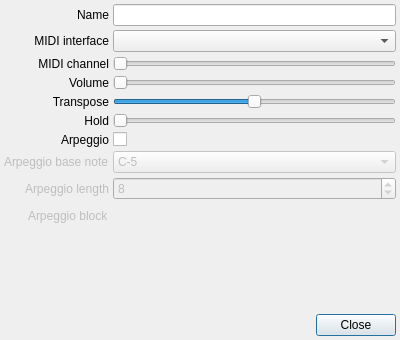
Above: src/instrumentpropertiesdialog.ui from gitGNU/gnu_tutka before the change. Below: the same form after it.
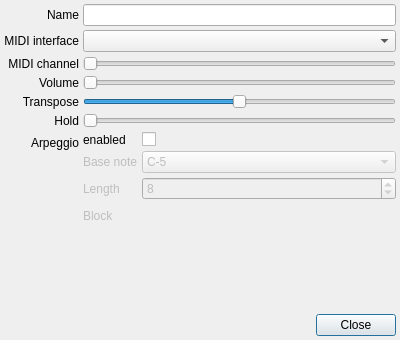
That is the form after the change. Custom widgets are drawn as their Qt base class.

Commit message: Changes: Indent arpeggio related UI items into their own group

Diff of the .ui file:
```diff
--- a/src/instrumentpropertiesdialog.ui
+++ b/src/instrumentpropertiesdialog.ui
@@ -171,58 +171,60 @@
       </widget>
      </item>
      <item row="6" column="0">
-      <widget class="QLabel" name="labelArpeggio">
+      <widget class="QLabel" name="arpeggioLabel">
+       <property name="sizePolicy">
+        <sizepolicy hsizetype="Preferred" vsizetype="Preferred">
+         <horstretch>0</horstretch>
+         <verstretch>1</verstretch>
+        </sizepolicy>
+       </property>
        <property name="text">
         <string>Arpeggio</string>
        </property>
+       <property name="alignment">
+        <set>Qt::AlignLeading|Qt::AlignLeft|Qt::AlignTop</set>
+       </property>
+       <property name="margin">
+        <number>0</number>
+       </property>
+       <property name="indent">
+        <number>4</number>
+       </property>
       </widget>
      </item>
      <item row="6" column="1">
-      <widget class="QCheckBox" name="checkBoxArpeggio"/>
-     </item>
-     <item row="9" column="0">
-      <widget class="QLabel" name="labelArpeggioBlock">
-       <property name="enabled">
-        <bool>false</bool>
+      <layout class="QFormLayout" name="formLayoutArpeggio">
+       <property name="fieldGrowthPolicy">
+        <enum>QFormLayout::AllNonFixedFieldsGrow</enum>
        </property>
+       <item row="0" column="0">
+        <widget class="QLabel" name="labelArpeggio">
        <property name="text">
-        <string>Arpeggio block</string>
+          <string>enabled</string>
        </property>
       </widget>
      </item>
-     <item row="9" column="1">
-      <widget class="Tracker" name="trackerArpeggio" native="true">
-       <property name="enabled">
-        <bool>false</bool>
-       </property>
+       <item row="0" column="1">
+        <widget class="QCheckBox" name="checkBoxArpeggio">
        <property name="sizePolicy">
-        <sizepolicy hsizetype="MinimumExpanding" vsizetype="MinimumExpanding">
+          <sizepolicy hsizetype="Minimum" vsizetype="Fixed">
          <horstretch>0</horstretch>
-         <verstretch>1</verstretch>
-        </sizepolicy>
-       </property>
-       <property name="minimumSize">
-        <size>
-         <width>0</width>
-         <height>30</height>
-        </size>
-       </property>
-       <property name="focusPolicy">
-        <enum>Qt::StrongFocus</enum>
-       </property>
-      </widget>
-     </item>
-     <item row="7" column="0">
+           <verstretch>0</verstretch>
+          </sizepolicy>
+         </property>
+        </widget>
+       </item>
+       <item row="1" column="0">
       <widget class="QLabel" name="labelArpeggioBaseNote">
        <property name="enabled">
         <bool>false</bool>
        </property>
        <property name="text">
-        <string>Arpeggio base note</string>
+          <string>Base note</string>
        </property>
       </widget>
      </item>
-     <item row="7" column="1">
+       <item row="1" column="1">
       <widget class="QComboBox" name="comboBoxArpeggioBaseNote">
        <property name="enabled">
         <bool>false</bool>
@@ -867,17 +869,17 @@
        </item>
       </widget>
      </item>
-     <item row="8" column="0">
+       <item row="2" column="0">
       <widget class="QLabel" name="labelArpeggioLength">
        <property name="enabled">
         <bool>false</bool>
        </property>
        <property name="text">
-        <string>Arpeggio length</string>
+          <string>Length</string>
        </property>
       </widget>
      </item>
-     <item row="8" column="1">
+       <item row="2" column="1">
       <widget class="QSpinBox" name="spinBoxArpeggioLength">
        <property name="enabled">
         <bool>false</bool>
@@ -892,6 +894,40 @@
         <number>8</number>
        </property>
       </widget>
+       </item>
+       <item row="3" column="0">
+        <widget class="QLabel" name="labelArpeggioBlock">
+         <property name="enabled">
+          <bool>false</bool>
+         </property>
+         <property name="text">
+          <string>Block</string>
+         </property>
+        </widget>
+       </item>
+       <item row="3" column="1">
+        <widget class="Tracker" name="trackerArpeggio" native="true">
+         <property name="enabled">
+          <bool>false</bool>
+         </property>
+         <property name="sizePolicy">
+          <sizepolicy hsizetype="MinimumExpanding" vsizetype="MinimumExpanding">
+           <horstretch>0</horstretch>
+           <verstretch>1</verstretch>
+          </sizepolicy>
+         </property>
+         <property name="minimumSize">
+          <size>
+           <width>0</width>
+           <height>30</height>
+          </size>
+         </property>
+         <property name="focusPolicy">
+          <enum>Qt::StrongFocus</enum>
+         </property>
+        </widget>
+       </item>
+      </layout>
      </item>
     </layout>
    </item>
```
Lines whose indentation alone changed are shown as unchanged.
